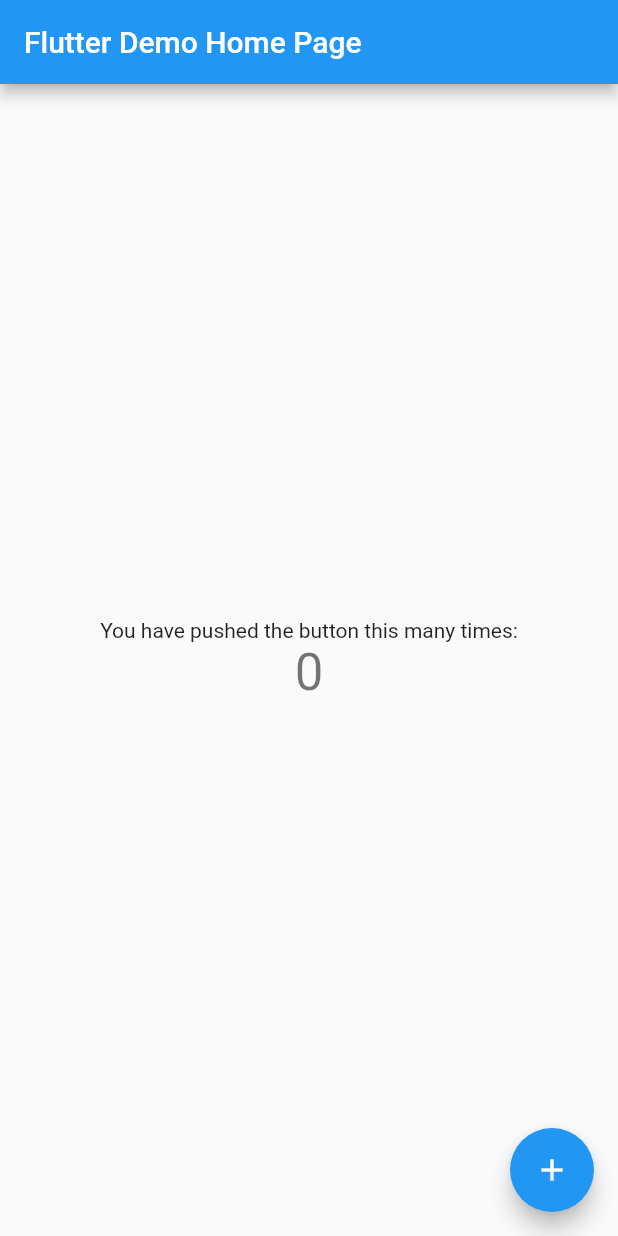
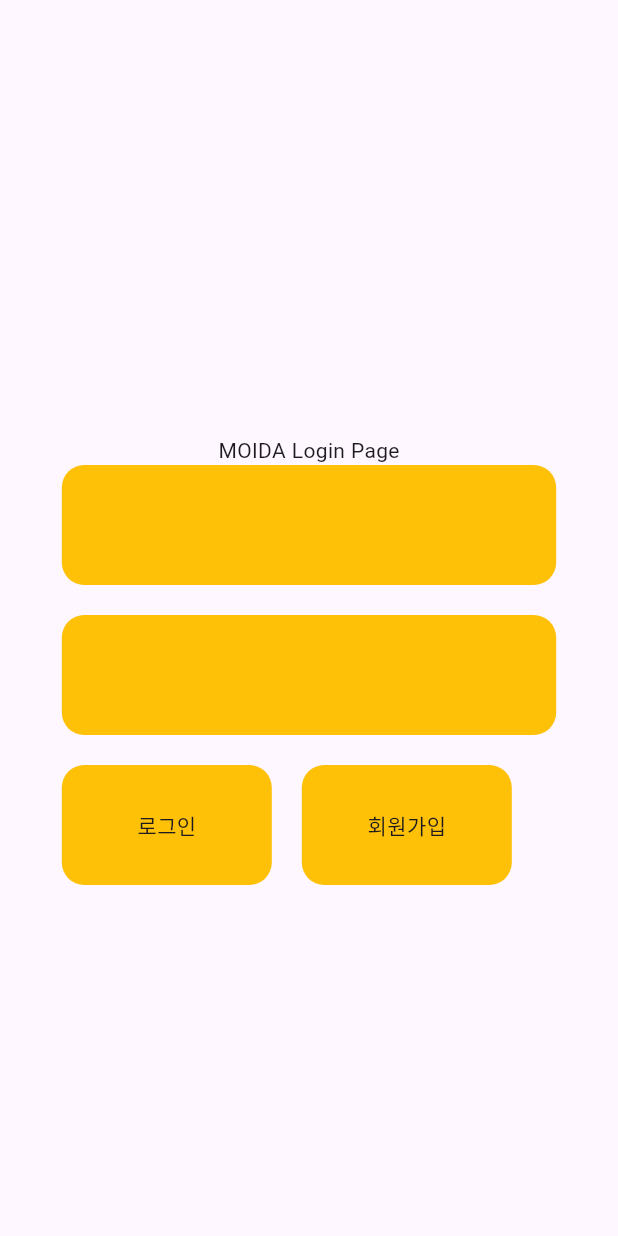
Before and after one commit to GDG-on-Campus-SKHU/MOIDA_Mobile, a Flutter app: the screen it shows after launch, on a phone screen of 412 x 824 dp. Run offline on Flutter 3.47's test engine with Material 2 defaults, Android fonts, the phone set to English and light mode, and no system bars.

Commit message:
Design : Test UI Screens

```diff
--- /dev/null
+++ b/lib/Screens/Login.dart
@@ -0,0 +1,85 @@
+import 'package:flutter/material.dart';
+import 'package:flutter/src/widgets/container.dart';
+import 'package:flutter/src/widgets/framework.dart';
+import 'package:moida_mobile/Screens/SignIn.dart';
+
+class Login extends StatefulWidget {
+  const Login({super.key});
+
+  @override
+  State<Login> createState() => _LoginState();
+}
+
+class _LoginState extends State<Login> {
+  @override
+  Widget build(BuildContext context) {
+    return Scaffold(
+      appBar: AppBar(),
+      body: Container(
+        alignment: Alignment.center,
+        child: Column(
+          mainAxisAlignment: MainAxisAlignment.center,
+          children: [
+            Text("MOIDA Login Page"),
+            Container(
+              width: MediaQuery.of(context).size.width * 0.8,
+              height: 80,
+              decoration: BoxDecoration(
+                  borderRadius: BorderRadius.circular(15), color: Colors.amber),
+            ),
+            SizedBox(
+              height: 20,
+            ),
+            Container(
+              width: MediaQuery.of(context).size.width * 0.8,
+              height: 80,
+              decoration: BoxDecoration(
+                  borderRadius: BorderRadius.circular(15), color: Colors.amber),
+            ),
+            SizedBox(
+              height: 20,
+            ),
+            Container(
+              width: MediaQuery.of(context).size.width * 0.8,
+              height: 80,
+              child: Row(
+                children: [
+                  GestureDetector(
+                    child: Container(
+                      alignment: Alignment.center,
+                      width: 140,
+                      height: 80,
+                      decoration: BoxDecoration(
+                          borderRadius: BorderRadius.circular(15),
+                          color: Colors.amber),
+                      child: Text("로그인"),
+                    ),
+                    onTap: () {},
+                  ),
+                  SizedBox(
+                    width: 20,
+                  ),
+                  GestureDetector(
+                    child: Container(
+                      alignment: Alignment.center,
+                      width: 140,
+                      height: 80,
+                      decoration: BoxDecoration(
+                          borderRadius: BorderRadius.circular(15),
+                          color: Colors.amber),
+                      child: Text("회원가입"),
+                    ),
+                    onTap: () {
+                      Navigator.push(context,
+                          MaterialPageRoute(builder: ((context) => Signin())));
+                    },
+                  )
+                ],
+              ),
+            )
+          ],
+        ),
+      ),
+    );
+  }
+}
--- a/lib/main.dart
+++ b/lib/main.dart
@@ -1,4 +1,5 @@
 import 'package:flutter/material.dart';
+import 'package:moida_mobile/Screens/Login.dart';
 
 void main() {
   runApp(const MyApp());
@@ -7,109 +8,12 @@ void main() {
 class MyApp extends StatelessWidget {
   const MyApp({super.key});
 
-  // This widget is the root of your application.
   @override
   Widget build(BuildContext context) {
     return MaterialApp(
-      title: 'Flutter Demo',
-      theme: ThemeData(
-        // This is the theme of your application.
-        //
-        // Try running your application with "flutter run". You'll see the
-        // application has a blue toolbar. Then, without quitting the app, try
-        // changing the primarySwatch below to Colors.green and then invoke
-        // "hot reload" (press "r" in the console where you ran "flutter run",
-        // or simply save your changes to "hot reload" in a Flutter IDE).
-        // Notice that the counter didn't reset back to zero; the application
-        // is not restarted.
-        primarySwatch: Colors.blue,
-      ),
-      home: const MyHomePage(title: 'Flutter Demo Home Page'),
+      debugShowCheckedModeBanner: false,
+      theme: ThemeData(primarySwatch: Colors.blue, useMaterial3: true),
+      home: const Login(),
     );
   }
 }
-
-class MyHomePage extends StatefulWidget {
-  const MyHomePage({super.key, required this.title});
-
-  // This widget is the home page of your application. It is stateful, meaning
-  // that it has a State object (defined below) that contains fields that affect
-  // how it looks.
-
-  // This class is the configuration for the state. It holds the values (in this
-  // case the title) provided by the parent (in this case the App widget) and
-  // used by the build method of the State. Fields in a Widget subclass are
-  // always marked "final".
-
-  final String title;
-
-  @override
-  State<MyHomePage> createState() => _MyHomePageState();
-}
-
-class _MyHomePageState extends State<MyHomePage> {
-  int _counter = 0;
-
-  void _incrementCounter() {
-    setState(() {
-      // This call to setState tells the Flutter framework that something has
-      // changed in this State, which causes it to rerun the build method below
-      // so that the display can reflect the updated values. If we changed
-      // _counter without calling setState(), then the build method would not be
-      // called again, and so nothing would appear to happen.
-      _counter++;
-    });
-  }
-
-  @override
-  Widget build(BuildContext context) {
-    // This method is rerun every time setState is called, for instance as done
-    // by the _incrementCounter method above.
-    //
-    // The Flutter framework has been optimized to make rerunning build methods
-    // fast, so that you can just rebuild anything that needs updating rather
-    // than having to individually change instances of widgets.
-    return Scaffold(
-      appBar: AppBar(
-        // Here we take the value from the MyHomePage object that was created by
-        // the App.build method, and use it to set our appbar title.
-        title: Text(widget.title),
-      ),
-      body: Center(
-        // Center is a layout widget. It takes a single child and positions it
-        // in the middle of the parent.
-        child: Column(
-          // Column is also a layout widget. It takes a list of children and
-          // arranges them vertically. By default, it sizes itself to fit its
-          // children horizontally, and tries to be as tall as its parent.
-          //
-          // Invoke "debug painting" (press "p" in the console, choose the
-          // "Toggle Debug Paint" action from the Flutter Inspector in Android
-          // Studio, or the "Toggle Debug Paint" command in Visual Studio Code)
-          // to see the wireframe for each widget.
-          //
-          // Column has various properties to control how it sizes itself and
-          // how it positions its children. Here we use mainAxisAlignment to
-          // center the children vertically; the main axis here is the vertical
-          // axis because Columns are vertical (the cross axis would be
-          // horizontal).
-          mainAxisAlignment: MainAxisAlignment.center,
-          children: <Widget>[
-            const Text(
-              'You have pushed the button this many times:',
-            ),
-            Text(
-              '$_counter',
-              style: Theme.of(context).textTheme.headline4,
-            ),
-          ],
-        ),
-      ),
-      floatingActionButton: FloatingActionButton(
-        onPressed: _incrementCounter,
-        tooltip: 'Increment',
-        child: const Icon(Icons.add),
-      ), // This trailing comma makes auto-formatting nicer for build methods.
-    );
-  }
-}
```
Also changed, not shown: lib/Screens/Signin.dart (added, +155 -0 lines), 1 other file.
